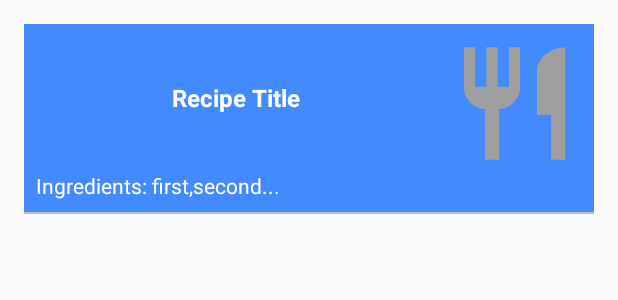
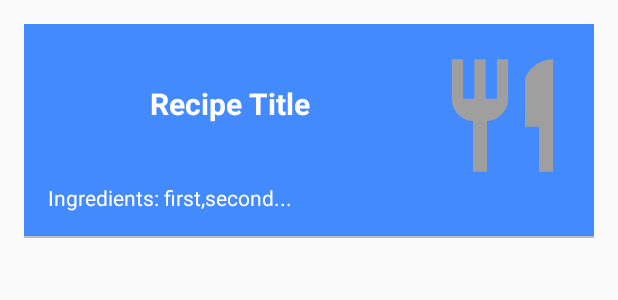
Before and after one commit to PrimakPavel/bakingApp, an Android app: the layout item_view_recipe_card.xml on its own in the app's theme, with its tools: preview values and no code run, on a phone screen of 412 x 824 dp. Shown: the top 300 px of the screen. Run offline under Robolectric (Android 15) with nearby library versions, the phone set to English and light mode, and no system bars.

Commit message:
added layout margins to dimens.xml file

```diff
--- a/app/src/main/java/com/pavelprymak/bakingapp/presentation/viewModels/MainViewModel.java
+++ b/app/src/main/java/com/pavelprymak/bakingapp/presentation/viewModels/MainViewModel.java
@@ -8,9 +8,9 @@ import com.google.gson.Gson;
 import com.google.gson.JsonSyntaxException;
 import com.pavelprymak.bakingapp.App;
 import com.pavelprymak.bakingapp.data.Constants;
-import com.pavelprymak.bakingapp.utils.RecipeItemToRecipeEntityConverter;
 import com.pavelprymak.bakingapp.data.db.RecipeEntity;
 import com.pavelprymak.bakingapp.data.pojo.RecipeItem;
+import com.pavelprymak.bakingapp.utils.RecipeItemToRecipeEntityConverter;
 
 import java.io.BufferedReader;
 import java.io.InputStreamReader;
--- a/app/src/main/res/layout/fragment_steps.xml
+++ b/app/src/main/res/layout/fragment_steps.xml
@@ -66,7 +66,7 @@
                     android:layout_width="match_parent"
                     android:layout_height="wrap_content"
                     android:layout_margin="@dimen/main_margin"
-                    android:layout_marginBottom="8dp"
+                    android:layout_marginBottom="@dimen/small_margin"
                     app:layout_constraintBottom_toTopOf="@+id/prevStepBtn"
                     app:layout_constraintEnd_toEndOf="parent"
                     app:layout_constraintStart_toStartOf="parent"
@@ -82,7 +82,7 @@
                     android:layout_height="wrap_content"
                     android:layout_marginStart="@dimen/main_margin"
                     android:layout_marginLeft="@dimen/main_margin"
-                    android:layout_marginBottom="30dp"
+                    android:layout_marginBottom="@dimen/extra_large_main_margin"
                     android:text="@string/btn_prev"
                     app:layout_constraintBottom_toBottomOf="parent"
                     app:layout_constraintStart_toStartOf="parent" />
@@ -94,7 +94,7 @@
                     android:layout_height="wrap_content"
                     android:layout_marginEnd="@dimen/main_margin"
                     android:layout_marginRight="@dimen/main_margin"
-                    android:layout_marginBottom="30dp"
+                    android:layout_marginBottom="@dimen/extra_large_main_margin"
                     android:text="@string/btn_next"
                     app:layout_constraintBottom_toBottomOf="parent"
                     app:layout_constraintEnd_toEndOf="parent" />
--- a/app/src/main/res/layout/item_view_recipe_card.xml
+++ b/app/src/main/res/layout/item_view_recipe_card.xml
@@ -12,15 +12,11 @@
 
         <TextView
             android:id="@+id/recipeTitle"
-            style="@style/AppTheme.TextTitle"
+            style="@style/AppTheme.TextLargeTitle"
             android:layout_width="wrap_content"
             android:layout_height="wrap_content"
             android:layout_gravity="center"
-            android:layout_margin="16dp"
-            android:layout_marginEnd="8dp"
-            android:layout_marginRight="8dp"
-            android:layout_marginBottom="8dp"
-            android:textColor="@color/white"
+            android:layout_margin="@dimen/main_margin"
             app:layout_constraintBottom_toTopOf="@+id/recipeIngredients"
             app:layout_constraintEnd_toStartOf="@+id/recipeLogo"
             app:layout_constraintStart_toStartOf="parent"
@@ -32,11 +28,11 @@
             style="@style/AppTheme.TextMain"
             android:layout_width="match_parent"
             android:layout_height="wrap_content"
-            android:layout_marginStart="@dimen/small_margin"
-            android:layout_marginLeft="@dimen/small_margin"
-            android:layout_marginEnd="@dimen/small_margin"
-            android:layout_marginRight="@dimen/small_margin"
-            android:layout_marginBottom="@dimen/small_margin"
+            android:layout_marginStart="@dimen/main_margin"
+            android:layout_marginLeft="@dimen/main_margin"
+            android:layout_marginEnd="@dimen/main_margin"
+            android:layout_marginRight="@dimen/main_margin"
+            android:layout_marginBottom="@dimen/main_margin"
             android:textColor="@color/white"
             app:layout_constraintBottom_toTopOf="@+id/view"
             app:layout_constraintEnd_toEndOf="parent"
@@ -55,10 +51,8 @@
             android:id="@+id/recipeLogo"
             android:layout_width="wrap_content"
             android:adjustViewBounds="true"
-            android:layout_height="90dp"
-            android:layout_marginTop="8dp"
-            android:layout_marginEnd="8dp"
-            android:layout_marginRight="8dp"
+            android:layout_height="@dimen/logo_height"
+            android:layout_margin="@dimen/main_margin"
             app:layout_constraintEnd_toEndOf="parent"
             app:layout_constraintTop_toTopOf="parent"
             app:srcCompat="@drawable/ic_recipe" />
--- a/app/src/main/res/layout/widget_grid_view.xml
+++ b/app/src/main/res/layout/widget_grid_view.xml
@@ -21,8 +21,8 @@
             android:layout_height="wrap_content"
             android:textAlignment="center"
             android:text="@string/empty_fields"
-            android:textColor="#ffffff"
-            android:textSize="20sp"
+            android:textColor="@color/white"
+            android:textSize="@dimen/large_title_text_size"
             android:textStyle="bold" />
         <ImageView
             android:alpha="0.2"
--- a/app/src/main/res/values/styles.xml
+++ b/app/src/main/res/values/styles.xml
@@ -22,6 +22,12 @@
         <item name="android:textStyle">bold</item>
         <item name="android:textSize">@dimen/main_title_text_size</item>
     </style>
+
+    <style name="AppTheme.TextLargeTitle">
+        <item name="android:textColor">@color/white</item>
+        <item name="android:textStyle">bold</item>
+        <item name="android:textSize">@dimen/large_title_text_size</item>
+    </style>
     <style name="AppTheme.TextMain">
         <item name="android:textColor">@color/textColorSecondary</item>
         <item name="android:textSize">@dimen/main_text_size</item>
```
Also changed, not shown: app/src/main/res/layout/exo_playback_control_view.xml (+17 -18 lines), app/src/main/res/layout/item_view_recipe_step.xml (+5 -5 lines), app/src/main/res/navigation/main_graph.xml (+10 -2 lines), app/src/main/res/values/dimens.xml (+9 -6 lines).
